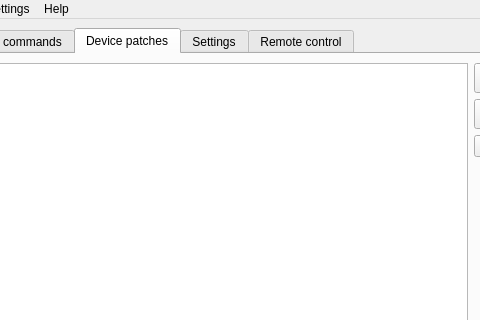
Above: Firmware/VC-edit/mainwindow_VC-full.ui from sixeight7/VController_v3 before the change; both pictures show x 216 to 696 and y 0 to 320 of the 910 by 660 pixel window. Below: the same form after it.
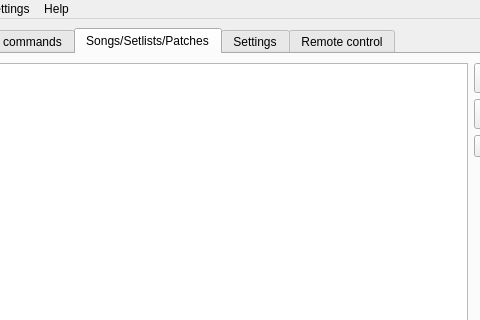
That is the form after the change. The open tabs and pages were chosen to show the change. Custom widgets are drawn as their Qt base class.

```diff
--- a/Firmware/VC-edit/mainwindow_VC-full.ui
+++ b/Firmware/VC-edit/mainwindow_VC-full.ui
@@ -541,7 +541,7 @@
       </widget>
       <widget class="QWidget" name="tab_KatanaPatches">
        <attribute name="title">
-        <string>Device patches</string>
+        <string>Songs/Setlists/Patches</string>
        </attribute>
        <layout class="QHBoxLayout" name="horizontalLayout_21">
         <item>
```
Left out of the diff: 18 changed lines with no effect on the pictures.
